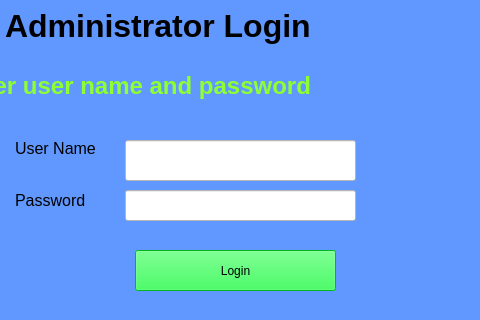
Above: projects/School Management/school.ui from kirankumarjmeshram/pyqt before the change; both pictures show x 297 to 777 and y 215 to 535 of the 991 by 722 pixel window. Below: the same form after it.
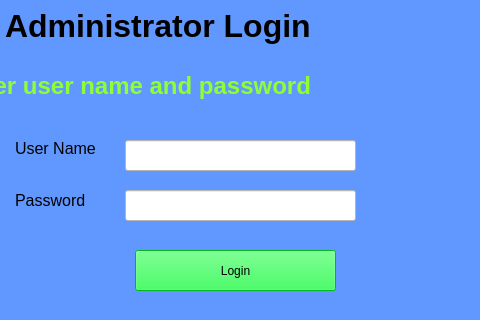
That is the form after the change. The open tabs and pages were chosen to show the change. Icons and pictures are not drawn.

```diff
--- a/projects/School Management/school.ui
+++ b/projects/School Management/school.ui
@@ -150,7 +150,7 @@
         <x>430</x>
         <y>160</y>
         <width>231</width>
-        <height>41</height>
+        <height>31</height>
        </rect>
       </property>
       <property name="font">
```
Left out of the diff: 2 changed lines with no effect on the pictures.
